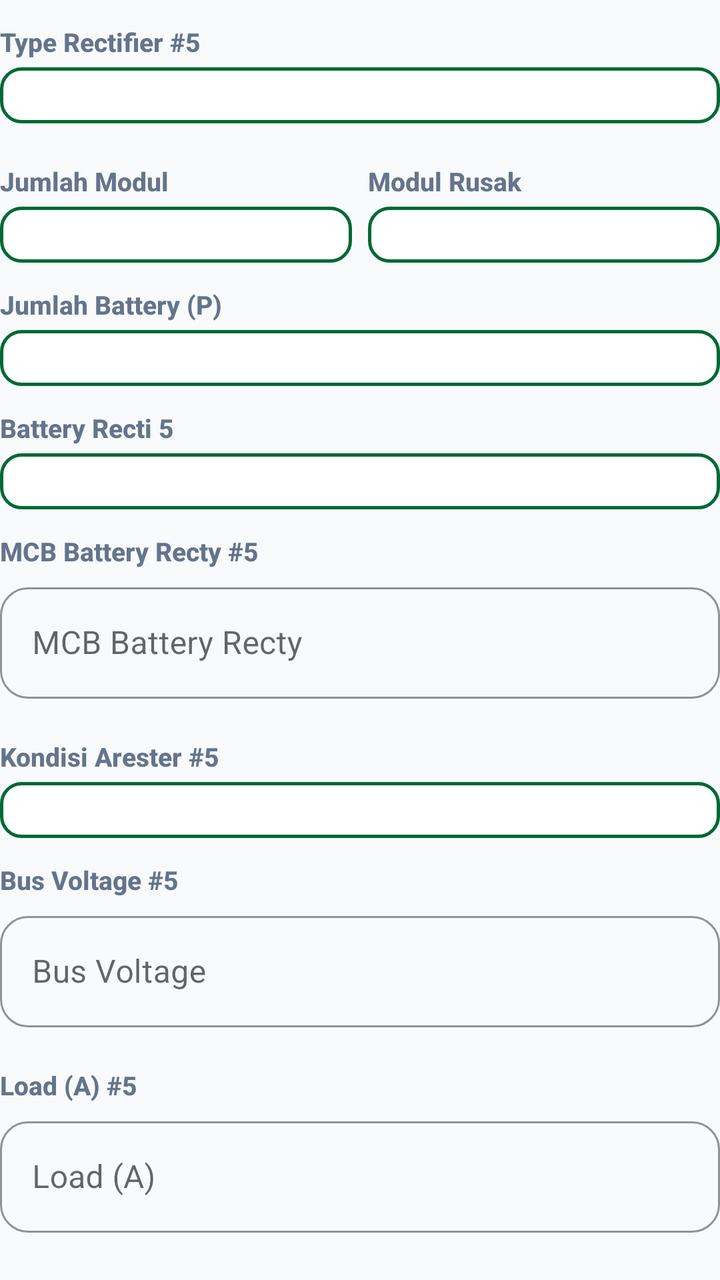
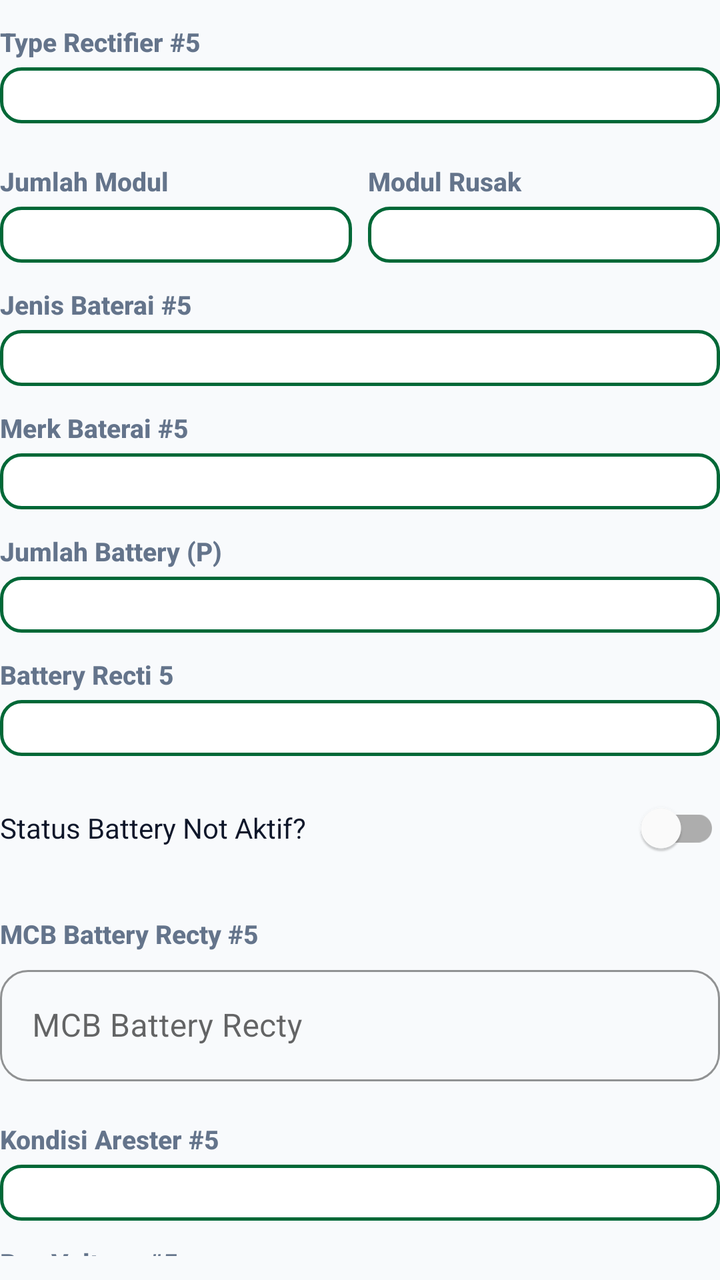

Before-and-after screenshots of an Android layout around one commit, followed by the original layout XML and the change that was made.
<!-- AndroidManifest.xml: application theme Theme.ZamanApps -->
<!-- res/layout/dialog_edit_rectifier5.xml -->
<?xml version="1.0" encoding="utf-8"?>
<LinearLayout xmlns:android="http://schemas.android.com/apk/res/android"
    android:layout_width="match_parent"
    android:layout_height="wrap_content"
    android:orientation="vertical"
    android:paddingBottom="8dp">

    <TextView style="@style/FieldLabel" android:text="Type Rectifier #5" />
    <Spinner android:id="@+id/spTypeRectifier5" style="@style/SpinnerField" />

    <LinearLayout android:layout_width="match_parent" android:layout_height="wrap_content" android:orientation="horizontal" android:layout_marginTop="8dp">
        <LinearLayout android:layout_width="0dp" android:layout_height="wrap_content" android:layout_weight="1" android:layout_marginEnd="4dp" android:orientation="vertical">
            <TextView style="@style/FieldLabel" android:text="Jumlah Modul" />
            <Spinner android:id="@+id/spJumlahModul5" style="@style/SpinnerField" />
        </LinearLayout>
        <LinearLayout android:layout_width="0dp" android:layout_height="wrap_content" android:layout_weight="1" android:layout_marginStart="4dp" android:orientation="vertical">
            <TextView style="@style/FieldLabel" android:text="Modul Rusak" />
            <Spinner android:id="@+id/spJumlahModulRusak5" style="@style/SpinnerField" />
        </LinearLayout>
    </LinearLayout>

    <TextView style="@style/FieldLabel" android:text="Jumlah Battery (P)" />
    <Spinner android:id="@+id/spJumlahBattery5" style="@style/SpinnerField" />

    <TextView style="@style/FieldLabel" android:text="Battery Recti 5" />
    <Spinner android:id="@+id/spBatteryRecti5" style="@style/SpinnerField" />

    <TextView style="@style/FieldLabel" android:text="MCB Battery Recty #5" />
    <com.google.android.material.textfield.TextInputLayout style="@style/ZamanTextInputLayout" android:layout_width="match_parent" android:layout_height="wrap_content" android:layout_marginBottom="8dp">
        <com.google.android.material.textfield.TextInputEditText android:id="@+id/editMcbBatteryRecti5" android:layout_width="match_parent" android:layout_height="wrap_content" android:hint="MCB Battery Recty" android:inputType="numberDecimal" />
    </com.google.android.material.textfield.TextInputLayout>

    <TextView style="@style/FieldLabel" android:text="Kondisi Arester #5" />
    <Spinner android:id="@+id/spKondisiArester5" style="@style/SpinnerField" />

    <TextView style="@style/FieldLabel" android:text="Bus Voltage #5" />
    <com.google.android.material.textfield.TextInputLayout style="@style/ZamanTextInputLayout" android:layout_width="match_parent" android:layout_height="wrap_content" android:layout_marginBottom="8dp">
        <com.google.android.material.textfield.TextInputEditText android:id="@+id/editBusVoltage5" android:layout_width="match_parent" android:layout_height="wrap_content" android:hint="Bus Voltage" android:inputType="numberDecimal" />
    </com.google.android.material.textfield.TextInputLayout>

    <TextView style="@style/FieldLabel" android:text="Load (A) #5" />
    <com.google.android.material.textfield.TextInputLayout style="@style/ZamanTextInputLayout" android:layout_width="match_parent" android:layout_height="wrap_content" android:layout_marginBottom="8dp">
        <com.google.android.material.textfield.TextInputEditText android:id="@+id/editLoadA5" android:layout_width="match_parent" android:layout_height="wrap_content" android:hint="Load (A)" android:inputType="numberDecimal" />
    </com.google.android.material.textfield.TextInputLayout>

    <TextView style="@style/FieldLabel" android:text="Perangkat Terhubung #5" />
    <com.google.android.material.textfield.TextInputLayout style="@style/ZamanTextInputLayout" android:layout_width="match_parent" android:layout_height="wrap_content" android:layout_marginBottom="8dp">
        <com.google.android.material.textfield.TextInputEditText android:id="@+id/editPerangkat5" android:layout_width="match_parent" android:layout_height="wrap_content" android:hint="Perangkat" android:inputType="text" />
    </com.google.android.material.textfield.TextInputLayout>
</LinearLayout>
<!-- resources referenced by this layout -->
<resources>
  <style name="FieldLabel">
          <item name="android:layout_width">match_parent</item>
          <item name="android:layout_height">wrap_content</item>
          <item name="android:layout_marginTop">12dp</item>
          <item name="android:layout_marginBottom">4dp</item>
          <item name="android:textColor">@color/text_secondary</item>
          <item name="android:textSize">13sp</item>
          <item name="android:textStyle">bold</item>
          <item name="android:fontFamily">sans-serif-medium</item>
      </style>
  <style name="SpinnerField" parent="SpinnerFieldModern" />
  <style name="ZamanTextInputLayout" parent="Widget.MaterialComponents.TextInputLayout.OutlinedBox">
          <item name="boxCornerRadiusTopStart">14dp</item>
          <item name="boxCornerRadiusTopEnd">14dp</item>
          <item name="boxCornerRadiusBottomStart">14dp</item>
          <item name="boxCornerRadiusBottomEnd">14dp</item>
          <item name="boxStrokeColor">@color/brand_primary</item>
          <item name="hintTextColor">@color/brand_primary</item>
          <item name="startIconTint">@color/brand_primary</item>
      </style>
  <color name="text_secondary">#64748B</color>
  <style name="SpinnerFieldModern" parent="Widget.AppCompat.Spinner">
          <item name="android:layout_width">match_parent</item>
          <item name="android:layout_height">wrap_content</item>
          <item name="android:background">@drawable/spinner_background_modern</item>
          <item name="android:padding">14dp</item>
          <item name="android:textSize">15sp</item>
          <item name="android:textColor">@color/text_primary</item>
          <item name="android:popupBackground">@color/card_bg</item>
          <item name="android:overlapAnchor">false</item>
      </style>
  <color name="brand_primary">#006837</color>
  <color name="brand_primary_dark">#004D25</color>
  <color name="white">#FFFFFF</color>
  <color name="brand_accent">#00A859</color>
  <color name="section_bg">#F8FAFC</color>
  <color name="text_primary">#0F172A</color>
  <style name="ZamanButton" parent="Widget.MaterialComponents.Button">
          <item name="android:insetTop">0dp</item>
          <item name="android:insetBottom">0dp</item>
          <item name="android:paddingTop">0dp</item>
          <item name="android:paddingBottom">0dp</item>
          <item name="android:paddingVertical">0dp</item>
          <item name="android:gravity">center</item>
          <item name="android:minHeight">48dp</item>
          <item name="cornerRadius">16dp</item>
          <item name="android:textAllCaps">false</item>
          <item name="android:textStyle">bold</item>
          <item name="android:letterSpacing">0.02</item>
      </style>
  <style name="ZamanCard" parent="Widget.MaterialComponents.CardView">
          <item name="cardCornerRadius">20dp</item>
          <item name="cardElevation">4dp</item>
          <item name="cardBackgroundColor">@color/card_bg</item>
          <item name="android:foreground">?attr/selectableItemBackground</item>
      </style>
  <color name="card_bg">#FFFFFF</color>
  <color name="brand_primary_lightest">#E7F6EC</color>
  <!-- unchanged entries left out for length: 2 -->
</resources>

<!-- the commit's change to res/layout/dialog_edit_rectifier5.xml (unified diff, before → after) -->
@@ -19,11 +19,38 @@
         </LinearLayout>
     </LinearLayout>
 
+    <TextView style="@style/FieldLabel" android:text="Jenis Baterai #5" />
+    <Spinner android:id="@+id/spJenisBaterai5" style="@style/SpinnerField" />
+
+    <TextView style="@style/FieldLabel" android:text="Merk Baterai #5" />
+    <Spinner android:id="@+id/spMerkBaterai5" style="@style/SpinnerField" />
+
     <TextView style="@style/FieldLabel" android:text="Jumlah Battery (P)" />
     <Spinner android:id="@+id/spJumlahBattery5" style="@style/SpinnerField" />
 
     <TextView style="@style/FieldLabel" android:text="Battery Recti 5" />
     <Spinner android:id="@+id/spBatteryRecti5" style="@style/SpinnerField" />
+
+    <com.google.android.material.switchmaterial.SwitchMaterial
+        android:id="@+id/switchStatusBatteryNotAktif5"
+        android:layout_width="match_parent"
+        android:layout_height="wrap_content"
+        android:layout_marginTop="12dp"
+        android:layout_marginBottom="8dp"
+        android:text="Status Battery Not Aktif?"
+        android:textColor="@color/text_primary" />
+
+    <LinearLayout
+        android:id="@+id/layoutJumlahBankNotAktif5"
+        android:layout_width="match_parent"
+        android:layout_height="wrap_content"
+        android:layout_marginBottom="8dp"
+        android:orientation="vertical"
+        android:visibility="gone">
+
+        <TextView style="@style/FieldLabel" android:text="Jumlah Bank Not Aktif" />
+        <Spinner android:id="@+id/spJumlahBankNotAktif5" style="@style/SpinnerField" />
+    </LinearLayout>
 
     <TextView style="@style/FieldLabel" android:text="MCB Battery Recty #5" />
     <com.google.android.material.textfield.TextInputLayout style="@style/ZamanTextInputLayout" android:layout_width="match_parent" android:layout_height="wrap_content" android:layout_marginBottom="8dp">
